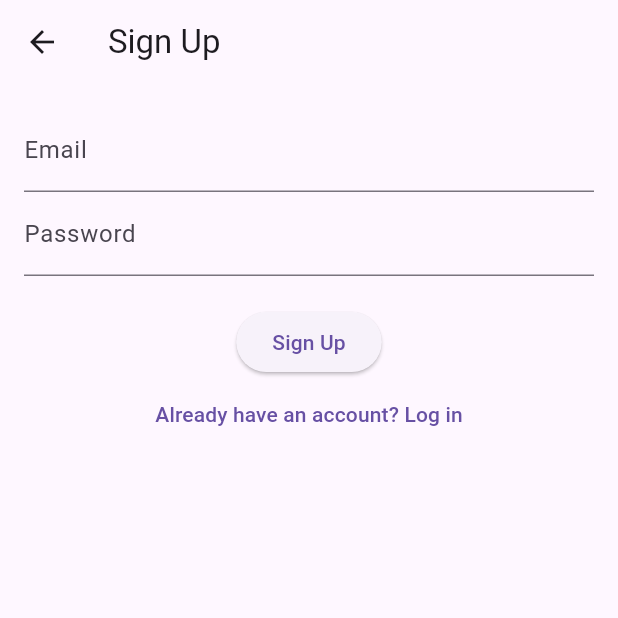
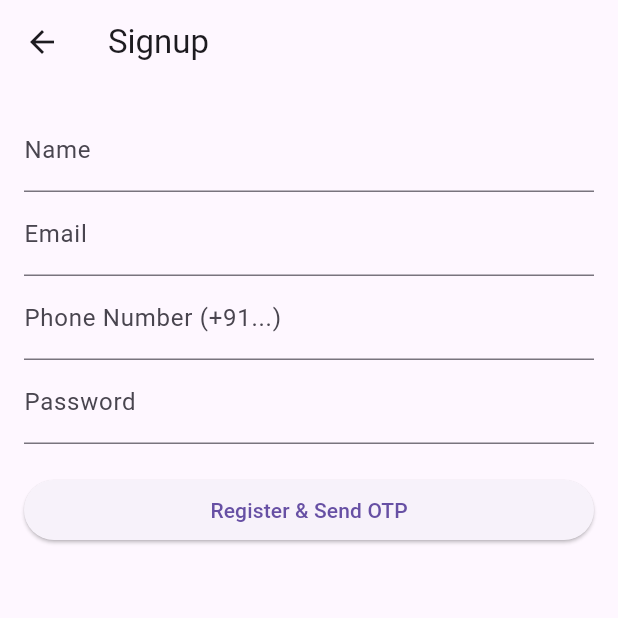
Before and after one commit to harikagantambotla/firebase_auth, a Flutter app: the SignupScreen screen opened directly, on a phone screen of 412 x 824 dp, the top half of it. Run offline on Flutter 3.47's test engine with Material 3 defaults, Android fonts, the phone set to English and light mode, and no system bars; our stand-ins replace cloud_firestore, firebase_auth, firebase_core, fluttertoast; missing offline and left inert: firebase_auth_platform_interface; accounts and stored records are empty; network calls fail; statements that could not run were skipped.

Commit message:
init commit

```diff
--- a/lib/signup_screen.dart
+++ b/lib/signup_screen.dart
@@ -1,75 +1,99 @@
 import 'package:flutter/material.dart';
 import 'package:firebase_auth/firebase_auth.dart';
-import 'home_screen.dart';
-import 'login_screen.dart';
+import 'package:fluttertoast/fluttertoast.dart';
+import 'package:firebase_auth_platform_interface/firebase_auth_platform_interface.dart'; // ✅ ADD THIS
+
 
 class SignupScreen extends StatefulWidget {
-  const SignupScreen({super.key});
+  const SignupScreen({Key? key}) : super(key: key);
 
   @override
   State<SignupScreen> createState() => _SignupScreenState();
 }
 
 class _SignupScreenState extends State<SignupScreen> {
+  final TextEditingController _nameController = TextEditingController();
   final TextEditingController _emailController = TextEditingController();
+  final TextEditingController _phoneController = TextEditingController();
   final TextEditingController _passwordController = TextEditingController();
 
-  Future<void> _signup() async {
+  final _formKey = GlobalKey<FormState>();
+  final FirebaseAuth _auth = FirebaseAuth.instance;
+
+  bool _isLoading = false;
+
+  Future<void> _sendOTP() async {
+    setState(() {
+      _isLoading = true;
+    });
+
     try {
-      final UserCredential userCredential = await FirebaseAuth.instance
-          .createUserWithEmailAndPassword(
-        email: _emailController.text.trim(),
-        password: _passwordController.text.trim(),
+      String rawPhone = _phoneController.text.trim();
+      String phone = rawPhone.startsWith('+') ? rawPhone : '+91$rawPhone';
+
+      // ✅ FIXED: Use FirebaseAuthPlatform.instance instead of _auth
+      final verifier = RecaptchaVerifier(
+        auth: FirebaseAuthPlatform.instance,
+        size: RecaptchaVerifierSize.normal,
+        onSuccess: () => debugPrint('reCAPTCHA Completed'),
+        onError: (FirebaseAuthException error) =>
+            debugPrint('reCAPTCHA Error: $error'),
+        onExpired: () => debugPrint('reCAPTCHA Expired'),
       );
 
-      Navigator.pushReplacement(
-        context,
-        MaterialPageRoute(
-          builder: (_) => HomeScreen(username: userCredential.user!.email!),
-        ),
-      );
+      await _auth.signInWithPhoneNumber(phone, verifier);
+
+      Fluttertoast.showToast(msg: "OTP sent to $phone");
+
     } catch (e) {
-      ScaffoldMessenger.of(context).showSnackBar(
-        SnackBar(content: Text('Signup failed: $e')),
-      );
+      debugPrint("Error sending OTP: $e");
+      Fluttertoast.showToast(msg: "Error: $e");
     }
+
+    setState(() {
+      _isLoading = false;
+    });
   }
+
+
+
 
   @override
   Widget build(BuildContext context) {
     return Scaffold(
-      appBar: AppBar(title: const Text('Sign Up')),
+      appBar: AppBar(title: const Text("Signup")),
       body: Padding(
-        padding: const EdgeInsets.all(16),
-        child: Column(
+        padding: const EdgeInsets.all(16.0),
+        child: Form(
+          key: _formKey,
+          child: ListView(
             children: [
-            TextField(
+              TextFormField(
+                controller: _nameController,
+                decoration: const InputDecoration(labelText: 'Name'),
+              ),
+              TextFormField(
                 controller: _emailController,
-              decoration:
-              const InputDecoration(labelText: 'Email'),
+                decoration: const InputDecoration(labelText: 'Email'),
               ),
-            TextField(
+              TextFormField(
+                controller: _phoneController,
+                decoration: const InputDecoration(labelText: 'Phone Number (+91...)'),
+              ),
+              TextFormField(
                 controller: _passwordController,
+                decoration: const InputDecoration(labelText: 'Password'),
                 obscureText: true,
-              decoration:
-              const InputDecoration(labelText: 'Password'),
               ),
               const SizedBox(height: 20),
-            ElevatedButton(
-              onPressed: _signup,
-              child: const Text('Sign Up'),
+              _isLoading
+                  ? const Center(child: CircularProgressIndicator())
+                  : ElevatedButton(
+                onPressed: _sendOTP,
+                child: const Text('Register & Send OTP'),
               ),
-            TextButton(
-              onPressed: () {
-                Navigator.pushReplacement(
-                  context,
-                  MaterialPageRoute(
-                      builder: (_) => const LoginScreen()),
-                );
-              },
-              child: const Text('Already have an account? Log in'),
-            )
             ],
+          ),
         ),
       ),
     );
```
Also changed, not shown: lib/home_screen.dart (+103 -16 lines), lib/login_screen.dart (+35 -22 lines), lib/main.dart (+23 -6 lines), lib/screens/profile_screen.dart (deleted, +0 -51 lines), lib/screens/search_screen.dart (deleted, +0 -77 lines), lib/user_search.dart (added, +45 -0 lines), pubspec.yaml (+12 -8 lines), pubspec.lock, 3 other files. Lines whose indentation alone changed are shown as unchanged.
